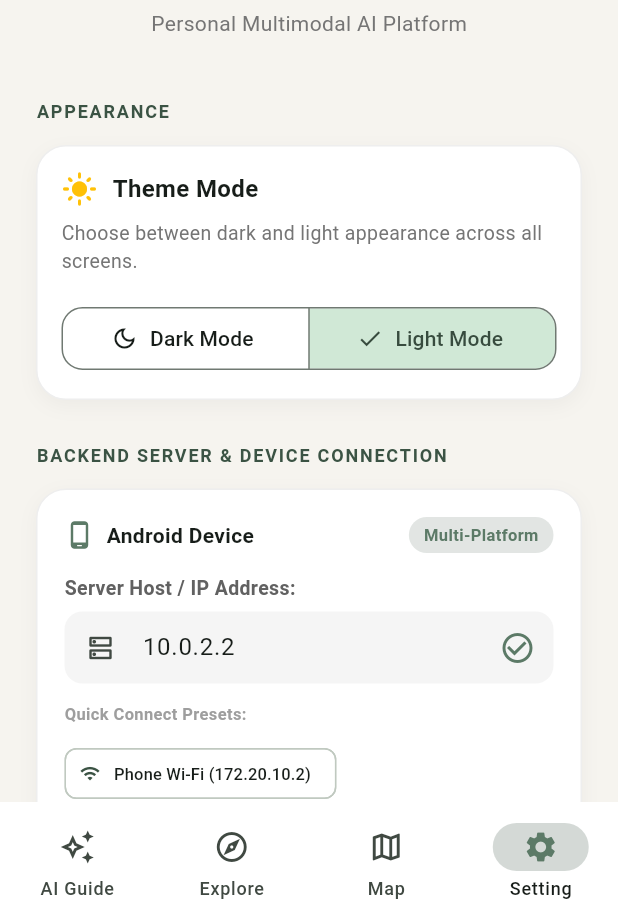
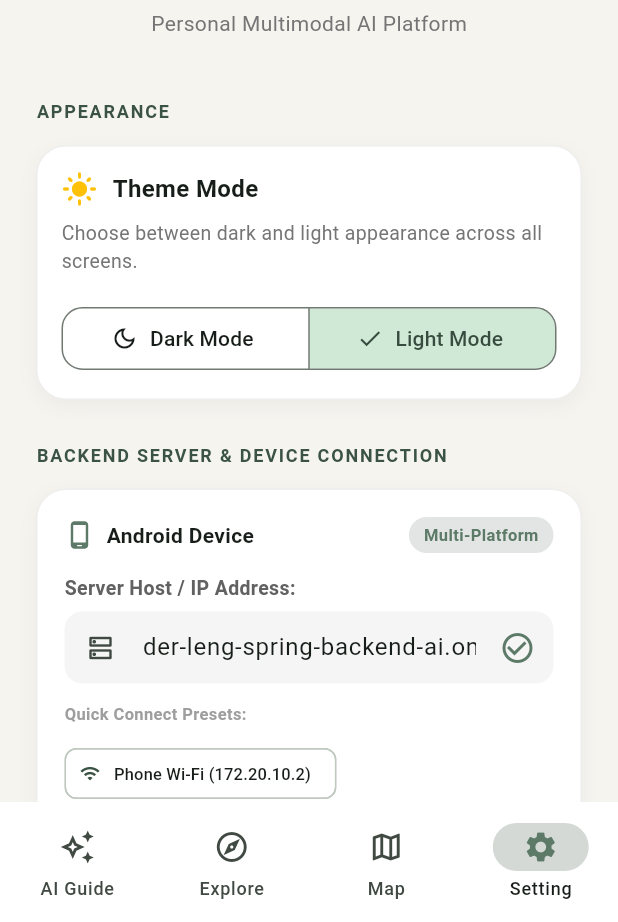
Before and after one commit to hongsaoleang/Final-Project-Flutter_AI, a Flutter app: the screen it shows after launch, item 4 of the bottom bar chosen, on a phone screen of 412 x 824 dp, the part 314-1236 px from its top. Run offline on Flutter 3.47's test engine with Material 3 defaults, Android fonts, the phone set to English and light mode, and no system bars; our stand-ins replace flutter_map, geolocator, image_picker, latlong2, share_plus; network calls fail.

Commit message:
Update ApiConstants to use live Render backend URL

```diff
--- a/frontend_ai/ai_app/lib/core/constants/api_constants.dart
+++ b/frontend_ai/ai_app/lib/core/constants/api_constants.dart
@@ -1,61 +1,53 @@
 import 'package:flutter/foundation.dart';
 
 class ApiConstants {
-  // Computes default host based on platform:
-  // - Web: Uri.base.host or 'localhost'
-  // - Android (Emulator): '10.0.2.2'
-  // - Desktop (Windows/macOS/Linux): 'localhost'
+  // Point directly to your live Render Spring Boot backend in production,
+  // with fallbacks for local development if needed.
   static String get defaultHost {
-    if (kIsWeb) {
-      final webHost = Uri.base.host;
-      if (webHost.isNotEmpty && webHost != 'localhost' && webHost != '127.0.0.1') {
-        return webHost;
-      }
-      return 'localhost';
-    }
-    switch (defaultTargetPlatform) {
-      case TargetPlatform.android:
-        return '10.0.2.2'; // Standard Android loopback to host PC
-      case TargetPlatform.iOS:
-        return '127.0.0.1'; // Standard iOS simulator loopback
-      case TargetPlatform.windows:
-      case TargetPlatform.macOS:
-      case TargetPlatform.linux:
-      default:
-        return 'localhost';
-    }
+    // If you are building a release APK for production use:
+    return 'der-leng-spring-backend-ai.onrender.com';
+
+    // (Optional: If you want to keep dynamic local/remote switching,
+    // you can replace the return above with your previous platform check,
+    // but default it to your Render domain for release builds).
   }
 
-  // Active host notifier allows real-time switching from Settings on any device
-  static final ValueNotifier<String> serverHostNotifier = ValueNotifier<String>(defaultHost);
+  static final ValueNotifier<String> serverHostNotifier = ValueNotifier<String>(
+    defaultHost,
+  );
 
   static String get serverHost => serverHostNotifier.value;
   static set serverHost(String host) {
     serverHostNotifier.value = host.trim().isEmpty ? defaultHost : host.trim();
   }
 
-  static String get baseUrl => 'http://${serverHostNotifier.value}:8080/api/v1';
+  // Use https:// and remove :8080 for Render cloud hosting
+  static String get baseUrl => 'https://${serverHostNotifier.value}/api/v1';
 
   // Google Maps Platform API Key
-  static const String googleMapsApiKey = 'AIzaSyBQ8fT204M9HYh3DcMJ99l0QP3wMAvFiuI';
+  static const String googleMapsApiKey =
+      'AIzaSyBQ8fT204M9HYh3DcMJ99l0QP3wMAvFiuI';
 
   static String get healthEndpoint => '$baseUrl/ai/health';
   static String get textGenEndpoint => '$baseUrl/ai/generate-text';
   static String get textToImageEndpoint => '$baseUrl/ai/text-to-image';
   static String get imageToTextEndpoint => '$baseUrl/ai/image-to-text';
   static String get ocrEndpoint => '$baseUrl/ai/ocr';
-  static String get imageUnderstandingEndpoint => '$baseUrl/ai/image-understanding';
+  static String get imageUnderstandingEndpoint =>
+      '$baseUrl/ai/image-understanding';
   static String get historyEndpoint => '$baseUrl/ai/history';
 
   // Training endpoints
   static String get trainEndpoint => '$baseUrl/ai/train';
-  static String trainStatusEndpoint(String jobId) => '$baseUrl/ai/train/status/$jobId';
+  static String trainStatusEndpoint(String jobId) =>
+      '$baseUrl/ai/train/status/$jobId';
   static String get trainJobsEndpoint => '$baseUrl/ai/train/jobs';
   static String get inferTrainedEndpoint => '$baseUrl/ai/infer-trained';
 
   // Conversation endpoints
   static String get conversationsEndpoint => '$baseUrl/conversations';
-  static String conversationMessagesEndpoint(String uuid) => '$baseUrl/conversations/$uuid/messages';
+  static String conversationMessagesEndpoint(String uuid) =>
+      '$baseUrl/conversations/$uuid/messages';
 
   // File upload endpoints
   static String get uploadEndpoint => '$baseUrl/files/upload';
```
